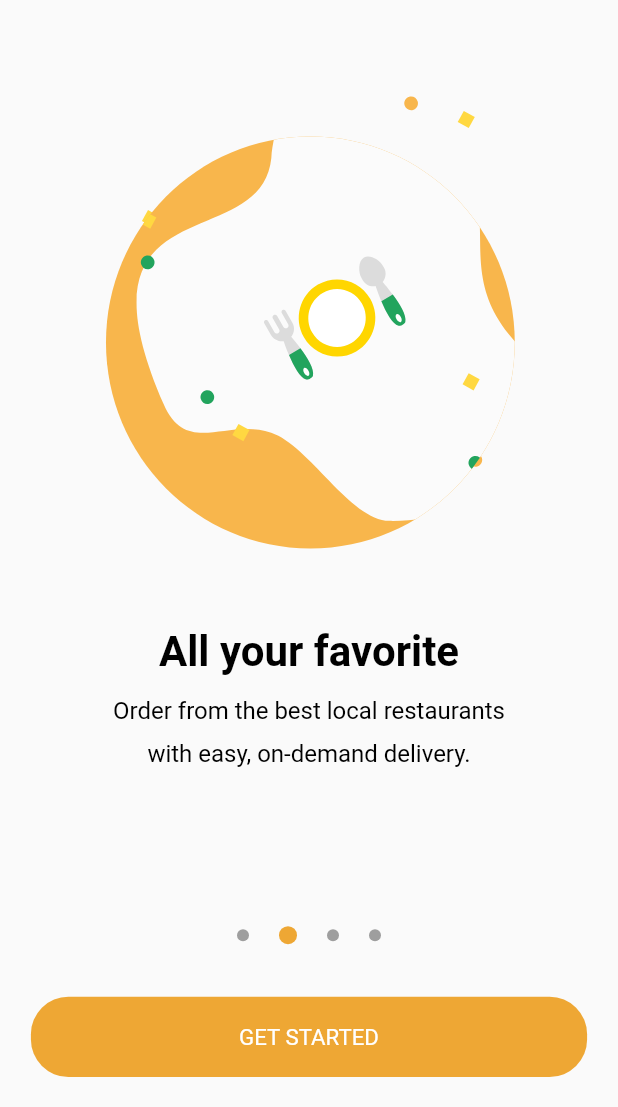
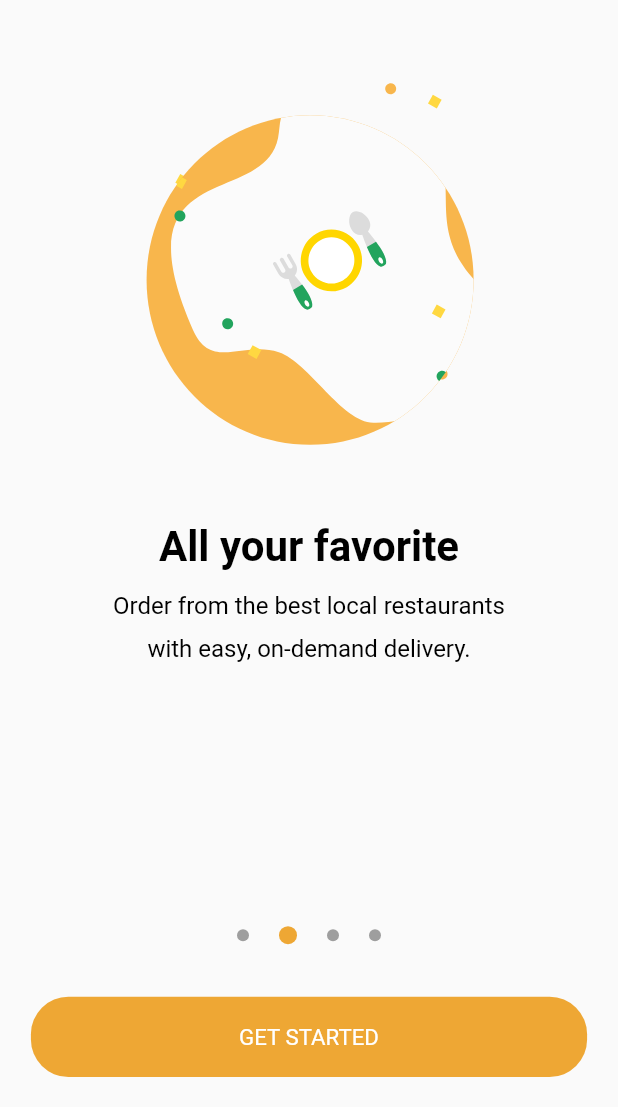
Before and after one commit to bimm1010/food_service, a Flutter app: the screen it shows after launch, on a phone screen of 412 x 824 dp, the part 129-1236 px from its top. Run offline on Flutter 3.47's test engine with Material 2 defaults, Android fonts, the phone set to English and light mode, and no system bars; our stand-ins replace firebase_auth, firebase_core, flutter_riverpod, flutter_svg; accounts and stored records are empty.

Commit message:
fix lost bottom pixel

```diff
--- a/lib/widget/getting_started_screen/slidePage/slide_page.dart
+++ b/lib/widget/getting_started_screen/slidePage/slide_page.dart
@@ -4,7 +4,7 @@ import '../../../model/item_slide_list.dart';
 
 class SlideItem extends StatelessWidget {
   final int index;
-  SlideItem(this.index);
+  const SlideItem(this.index, {super.key});
 
   @override
   Widget build(BuildContext context) {
@@ -15,7 +15,7 @@ class SlideItem extends StatelessWidget {
           child: SvgPicture.asset(
             listSlide[index].imageURL,
             width: 350,
-            height: 350,
+            height: 280,
             fit: BoxFit.scaleDown,
           ),
         ),
```
